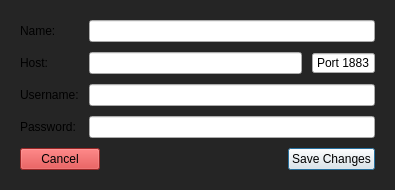
This is src/gui/editserverdialog.ui in tom-23/TasmoManager as Qt 5 draws it before an edit. The edited form follows.
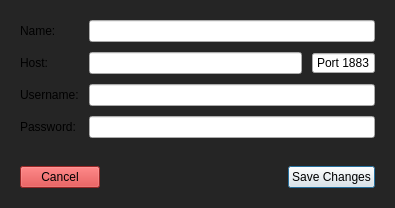
This is the edited form.

The edit to the form file:
```diff
--- a/src/gui/editserverdialog.ui
+++ b/src/gui/editserverdialog.ui
@@ -7,7 +7,7 @@
     <x>0</x>
     <y>0</y>
     <width>395</width>
-    <height>182</height>
+    <height>208</height>
    </rect>
   </property>
   <property name="windowTitle">
@@ -24,7 +24,7 @@
   </property>
   <layout class="QVBoxLayout" name="verticalLayout">
    <property name="spacing">
-    <number>10</number>
+    <number>20</number>
    </property>
    <property name="leftMargin">
     <number>20</number>
@@ -156,19 +156,6 @@
      </layout>
     </widget>
    </item>
-   <item>
-    <spacer name="verticalSpacer">
-     <property name="orientation">
-      <enum>Qt::Vertical</enum>
-     </property>
-     <property name="sizeHint" stdset="0">
-      <size>
-       <width>20</width>
-       <height>40</height>
-      </size>
-     </property>
-    </spacer>
-   </item>
    <item>
     <layout class="QHBoxLayout" name="horizontalLayout">
      <property name="topMargin">
```
